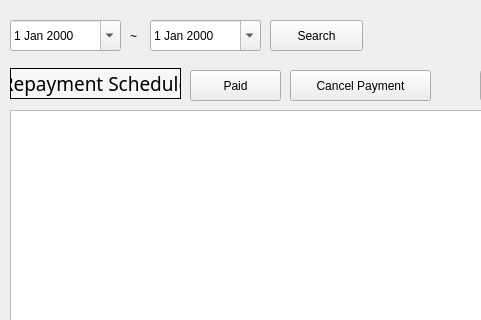
Old version of the form src/pages/repayment/repayment_search.ui in the repository DY-Microfinance-Customer-Management/dymf-algorithm; both pictures show x 0 to 481 and y 0 to 320 of the 1190 by 644 pixel window.
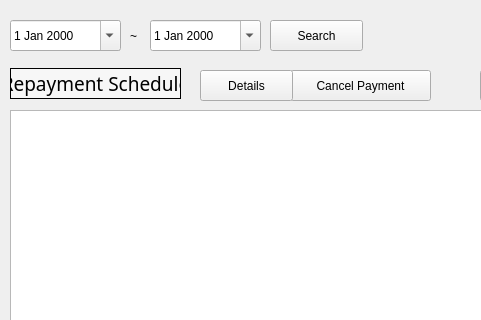
New version of the form.

The edit to the form file:
```diff
--- a/src/pages/repayment/repayment_search.ui
+++ b/src/pages/repayment/repayment_search.ui
@@ -37,24 +37,6 @@
      </rect>
     </property>
    </widget>
-   <widget class="QPushButton" name="paidButton">
-    <property name="geometry">
-     <rect>
-      <x>190</x>
-      <y>70</y>
-      <width>91</width>
-      <height>31</height>
-     </rect>
-    </property>
-    <property name="font">
-     <font>
-      <pointsize>9</pointsize>
-     </font>
-    </property>
-    <property name="text">
-     <string>Paid</string>
-    </property>
-   </widget>
    <widget class="QLabel" name="label_16">
     <property name="geometry">
      <rect>
@@ -167,6 +149,19 @@
      <string>Details</string>
     </property>
    </widget>
+   <widget class="QPushButton" name="paidButton">
+    <property name="geometry">
+     <rect>
+      <x>200</x>
+      <y>70</y>
+      <width>93</width>
+      <height>31</height>
+     </rect>
+    </property>
+    <property name="text">
+     <string>Details</string>
+    </property>
+   </widget>
   </widget>
   <widget class="QStatusBar" name="statusbar"/>
  </widget>
```
Left out of the diff: 6 changed lines with no effect on the pictures.
